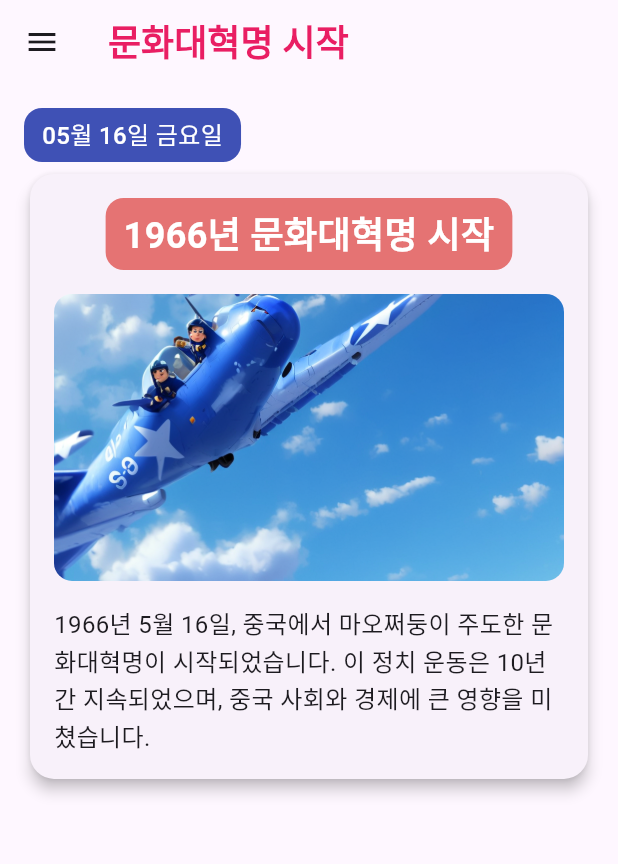
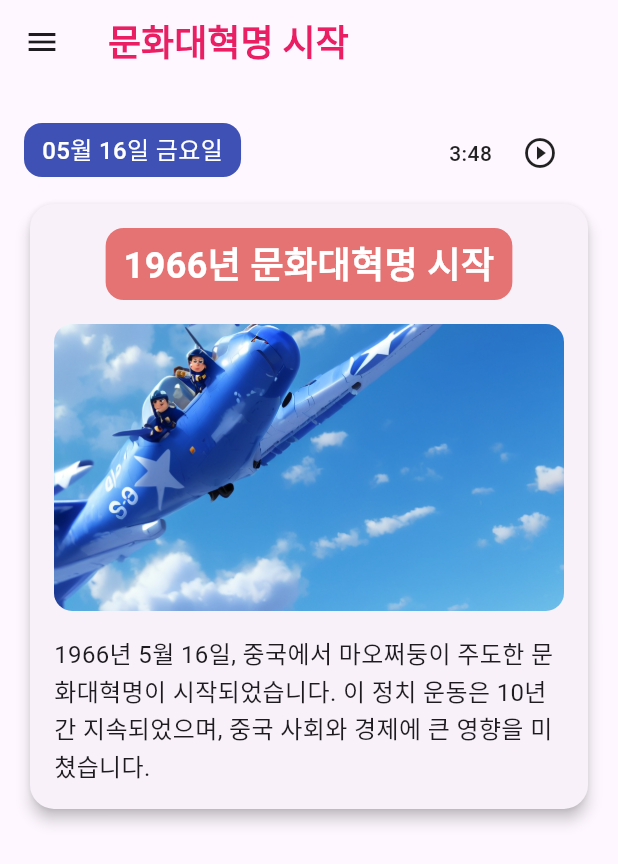
Before and after one commit to izowooi/honey-history, a Flutter app: the screen it shows after launch, on a phone screen of 412 x 824 dp. Shown: the top 864 px of the screen. Run offline on Flutter 3.47's test engine with Material 3 defaults, Android fonts, the phone set to English and light mode, and no system bars; our stand-ins replace flutter_riverpod, youtube_player_flutter.

Commit message:
오디오 재생 UI 추가

```diff
--- a/flutter_proj/lib/widget/daily_calendar_widget.dart
+++ b/flutter_proj/lib/widget/daily_calendar_widget.dart
@@ -9,6 +9,8 @@ import 'package:youtube_player_flutter/youtube_player_flutter.dart';
 
 final selectedDateProvider = StateProvider<DateTime>((ref) => DateTime.now());
 final showMoviesProvider = StateProvider<bool>((ref) => false);
+final audioDurationProvider = StateProvider<String>((ref) => "3:48");
+final isPlayingProvider = StateProvider<bool>((ref) => false);
 
 final historicalEventProvider = FutureProvider.family<HistoricalEvent, DateTime>((ref, date) async {
   // 두 개의 JSON 파일 로드
@@ -87,6 +89,55 @@ class _DailyCalendarWidgetState extends ConsumerState<DailyCalendarWidget> {
     );
   }
 
+  void _toggleAudio() {
+    // 더미 로직: 재생 상태 토글
+    ref.read(isPlayingProvider.notifier).state = !ref.read(isPlayingProvider);
+  }
+
+  Widget _buildAudioControl() {
+    final duration = ref.watch(audioDurationProvider);
+    final isPlaying = ref.watch(isPlayingProvider);
+
+    return Container(
+      padding: const EdgeInsets.symmetric(horizontal: 12, vertical: 6),
+      // decoration: BoxDecoration(
+      //   color: Colors.white,
+      //   borderRadius: BorderRadius.circular(8),
+      //   boxShadow: [
+      //     BoxShadow(
+      //       color: Colors.black.withOpacity(0.0),
+      //       blurRadius: 4,
+      //       offset: const Offset(0, 2),
+      //     ),
+      //   ],
+      // ),
+      child: Row(
+        mainAxisSize: MainAxisSize.min,
+        children: [
+          Text(
+            duration,
+            style: const TextStyle(
+              fontSize: 14,
+              fontWeight: FontWeight.w500,
+              color: Colors.black87,
+            ),
+          ),
+          const SizedBox(width: 8),
+          IconButton(
+            icon: Icon(
+              isPlaying ? Icons.pause_circle_outline : Icons.play_circle_outline,
+              color: Colors.black87,
+              size: 24,
+            ),
+            onPressed: _toggleAudio,
+            padding: EdgeInsets.zero,
+            constraints: const BoxConstraints(),
+          ),
+        ],
+      ),
+    );
+  }
+
   @override
   Widget build(BuildContext context) {
     final selectedDate = ref.watch(selectedDateProvider);
@@ -159,14 +210,14 @@ class _DailyCalendarWidgetState extends ConsumerState<DailyCalendarWidget> {
 
   Widget _buildDateHeader(BuildContext context, WidgetRef ref, DateTime selectedDate, HistoricalEvent event) {
     return Container(
-      height: 40,
+      height: 60,
       margin: const EdgeInsets.only(bottom: 0),
-      color: Colors.blue.withOpacity(0.0),  // 디버깅용 색상
+      color: Colors.blue.withOpacity(0.0),
       child: Stack(
         children: [
-          // 날짜 (우측 상단)
+          // 날짜 (좌측)
           Positioned(
-            top: 0,
+            top: 10,
             left: 0,
             child: Container(
               padding: const EdgeInsets.symmetric(horizontal: 12, vertical: 6),
@@ -183,6 +234,12 @@ class _DailyCalendarWidgetState extends ConsumerState<DailyCalendarWidget> {
                 ),
               ),
             ),
+          ),
+          // 오디오 컨트롤 (우측)
+          Positioned(
+            top: 0,
+            right: 0,
+            child: _buildAudioControl(),
           ),
         ],
       ),
```
